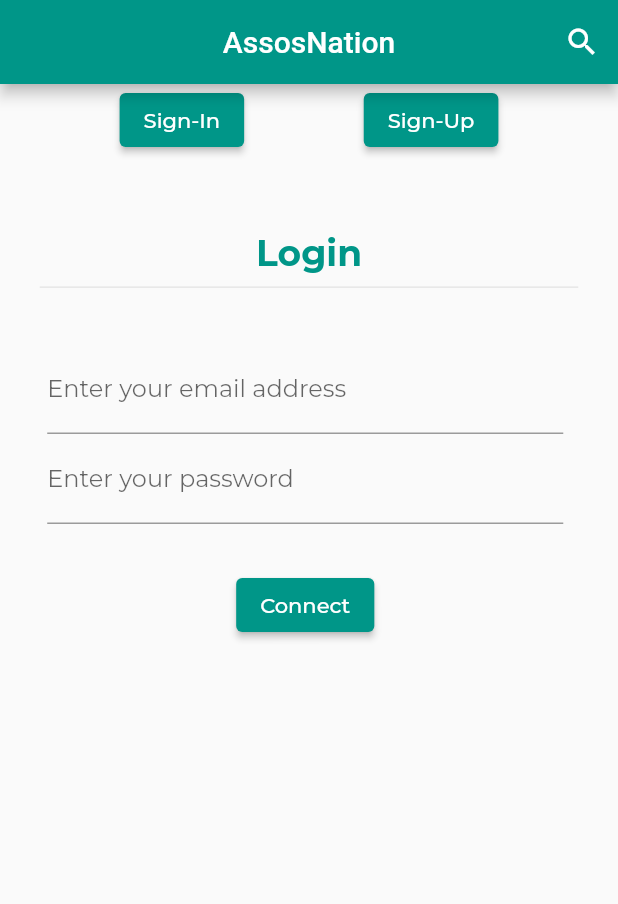
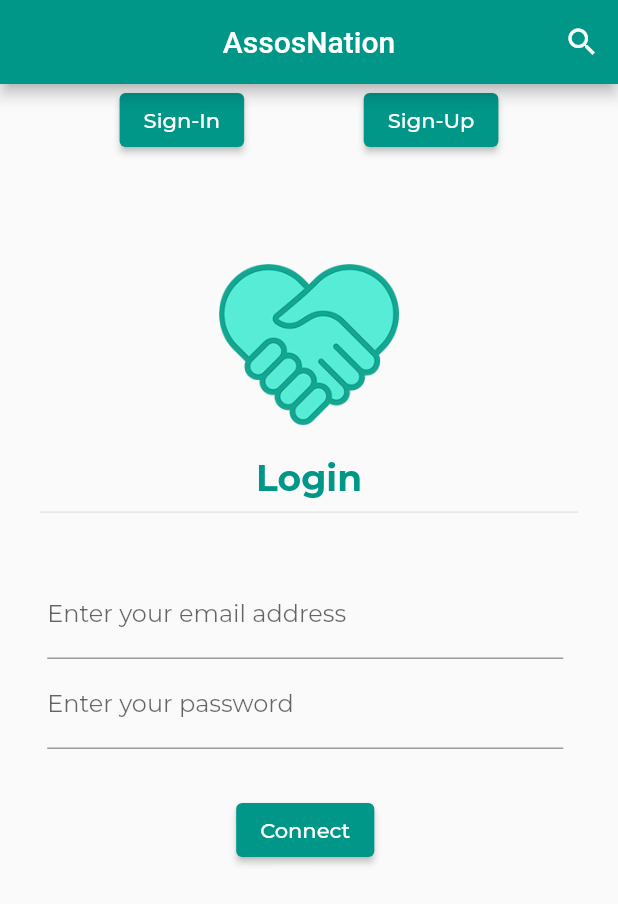
Before and after one commit to AssosNation/AssosNation-App, a Flutter app: the screen it shows after launch, on a phone screen of 412 x 824 dp. Shown: the top 904 px of the screen. Run offline on Flutter 3.47's test engine with Material 2 defaults, Android fonts, the phone set to English and light mode, and no system bars; our stand-ins replace carousel_slider, cloud_firestore, firebase_auth, firebase_core, firebase_storage, geolocator and 3 more; accounts and stored records are empty.

Commit message:
AN-31 : add app logo in the authentifaction page

```diff
--- a/lib/pages/detail/signin_form.dart
+++ b/lib/pages/detail/signin_form.dart
@@ -55,6 +55,13 @@ class _SignInFormState extends State<SignInForm> {
               key: _formKey,
               child: Column(
                 children: [
+                  Container(
+                    padding: EdgeInsets.all(15),
+                    child: Image.asset(
+                      "assets/icon/logo_an.png",
+                      height: 120,
+                    ),
+                  ),
                   FormMainTitle("Login"),
                   Padding(
                     padding: const EdgeInsets.fromLTRB(5, 30, 10, 0),
@@ -64,7 +71,8 @@ class _SignInFormState extends State<SignInForm> {
                             decoration: InputDecoration(
                                 labelText: "Enter your email address"),
                             keyboardType: TextInputType.emailAddress,
-                            autovalidateMode: AutovalidateMode.onUserInteraction,
+                            autovalidateMode:
+                                AutovalidateMode.onUserInteraction,
                             validator: (email) {
                               if (_isEmailValidated(email!)) {
                                 _mail = email;
--- a/pubspec.yaml
+++ b/pubspec.yaml
@@ -69,6 +69,9 @@ flutter:
   # To add assets to your application, add an assets section, like this:
   #assets:
 
+  assets:
+    - assets/icon/
+
   # An image asset can refer to one or more resolution-specific "variants", see
   # https://flutter.dev/assets-and-images/#resolution-aware.
 
```
